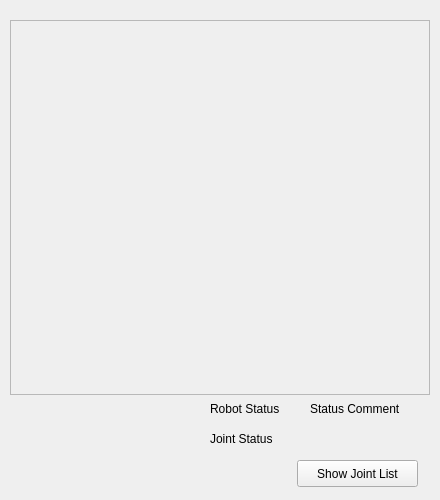
team-vigir/vigir_ocs_common, file vigir_ocs_status_window/src/status_window.ui: the form before one commit.
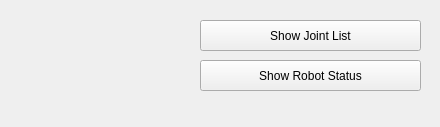
The form after the commit.

Commit message: Updated other parts of ocs status window. 	modified:   vigir_ocs_status_window/CMakeLists.txt 	modified:   vigir_ocs_status_window/package.xml 	modified:   vigir_ocs_status_window/package.xml~ 	modified:   vigir_ocs_status_window/src/jointList.cpp 	modified:   vigir_ocs_status_window/src/jointList.h 	modified:   vigir_ocs_status_window/src/status_window.cpp 	modified:   vigir_ocs_status_window/src/status_window.h 	modified:   vigir_ocs_status_window/src/status_window.pro 	modified:   vigir_ocs_status_window/src/status_window.ui

Diff of the .ui file:
```diff
--- a/vigir_ocs_status_window/src/status_window.ui
+++ b/vigir_ocs_status_window/src/status_window.ui
@@ -7,7 +7,7 @@
     <x>0</x>
     <y>0</y>
     <width>440</width>
-    <height>500</height>
+    <height>127</height>
    </rect>
   </property>
   <property name="windowTitle">
@@ -16,79 +16,37 @@
   <widget class="QPushButton" name="showJointButton">
    <property name="geometry">
     <rect>
-     <x>297</x>
-     <y>460</y>
-     <width>121</width>
-     <height>27</height>
-    </rect>
-   </property>
-   <property name="text">
-    <string>Show Joint List</string>
-   </property>
-  </widget>
-  <widget class="QFrame" name="frame">
-   <property name="geometry">
-    <rect>
-     <x>10</x>
+     <x>200</x>
      <y>20</y>
-     <width>420</width>
-     <height>375</height>
+     <width>221</width>
+     <height>31</height>
     </rect>
    </property>
-   <property name="frameShape">
-    <enum>QFrame::StyledPanel</enum>
-   </property>
-   <property name="frameShadow">
-    <enum>QFrame::Raised</enum>
+   <property name="text">
+    <string>Show Joint List</string>
    </property>
   </widget>
-  <widget class="QFrame" name="stabilityMap">
+  <widget class="QWidget" name="stabilityMap" native="true">
    <property name="geometry">
     <rect>
      <x>10</x>
-     <y>400</y>
-     <width>150</width>
-     <height>90</height>
+     <y>10</y>
+     <width>160</width>
+     <height>100</height>
     </rect>
    </property>
   </widget>
-  <widget class="QLabel" name="label">
+  <widget class="QPushButton" name="showRobotStatus">
    <property name="geometry">
     <rect>
-     <x>210</x>
-     <y>400</y>
-     <width>91</width>
-     <height>17</height>
+     <x>200</x>
+     <y>60</y>
+     <width>221</width>
+     <height>31</height>
     </rect>
    </property>
    <property name="text">
-    <string>Robot Status</string>
-   </property>
-  </widget>
-  <widget class="QLabel" name="label_2">
-   <property name="geometry">
-    <rect>
-     <x>310</x>
-     <y>400</y>
-     <width>121</width>
-     <height>17</height>
-    </rect>
-   </property>
-   <property name="text">
-    <string>Status Comment</string>
-   </property>
-  </widget>
-  <widget class="QLabel" name="label_3">
-   <property name="geometry">
-    <rect>
-     <x>210</x>
-     <y>430</y>
-     <width>91</width>
-     <height>17</height>
-    </rect>
-   </property>
-   <property name="text">
-    <string>Joint Status</string>
+    <string>Show Robot Status</string>
    </property>
   </widget>
  </widget>
```
The commit also changes 8 other files.
